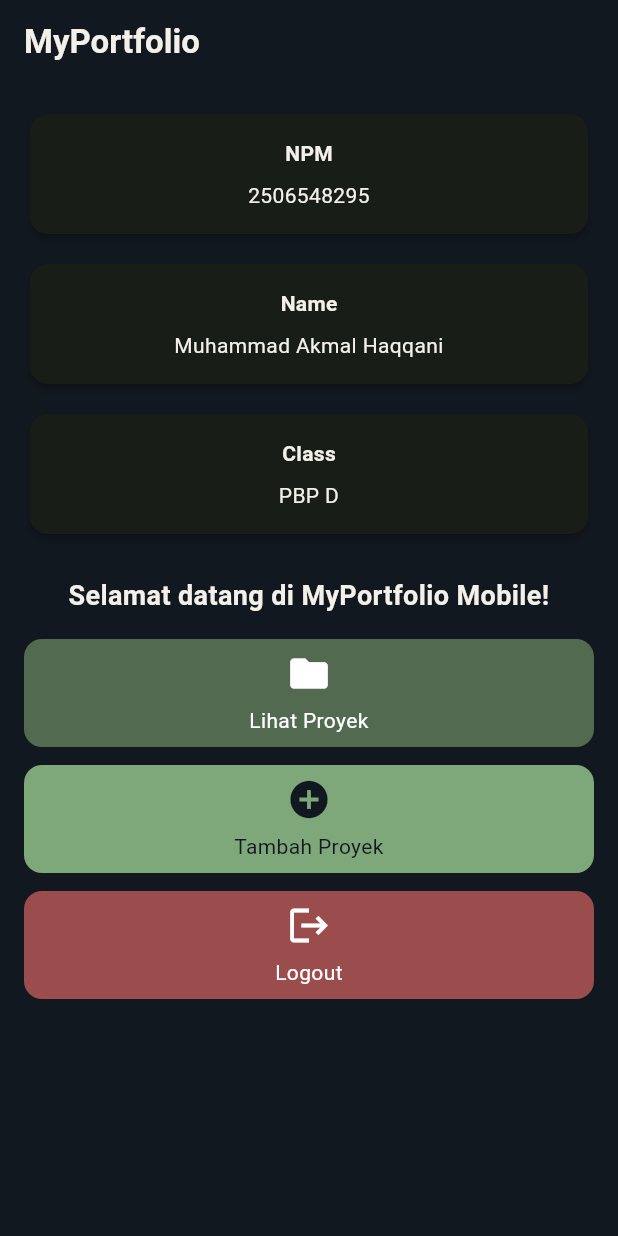
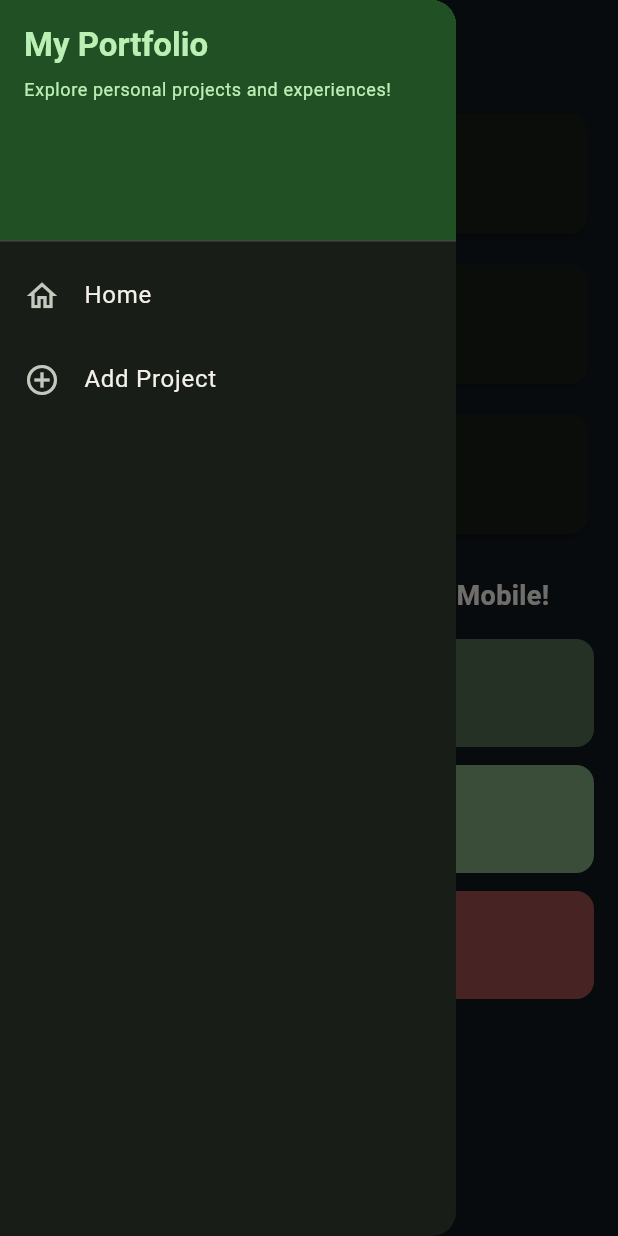
Before and after one commit to akmalhaqq/myportofolio_mobile, a Flutter app: the screen it shows after launch, with the side drawer open (before the commit the screen has no drawer), on a phone screen of 412 x 824 dp. Run offline on Flutter 3.47's test engine with Material 3 defaults, Android fonts, the phone set to English and light mode, and no system bars; our stand-ins replace material_ui.

Commit message:
feat: add project form and drawer navigation

```diff
--- a/lib/menu.dart
+++ b/lib/menu.dart
@@ -2,6 +2,7 @@ import 'package:material_ui/material_ui.dart';
 import 'package:myportofolio_mobile/models/item_homepage.dart';
 import 'package:myportofolio_mobile/widgets/info_card.dart';
 import 'package:myportofolio_mobile/widgets/item_card.dart';
+import 'package:myportofolio_mobile/widgets/left_drawer.dart';
 import 'package:myportofolio_mobile/widgets/project_preview.dart';
 
 class MyHomePage extends StatelessWidget {
@@ -38,7 +39,7 @@ class MyHomePage extends StatelessWidget {
           style: TextStyle(fontWeight: FontWeight.bold),
         ),
       ),
-
+      drawer: const LeftDrawer(),
       body: SafeArea(
         child: Padding(
           padding: const EdgeInsets.symmetric(horizontal: 16),
--- /dev/null
+++ b/lib/widgets/left_drawer.dart
@@ -0,0 +1,68 @@
+import 'package:material_ui/material_ui.dart';
+import 'package:myportofolio_mobile/menu.dart';
+import 'package:myportofolio_mobile/project_form.dart';
+
+class LeftDrawer extends StatelessWidget {
+  const LeftDrawer({super.key});
+
+  @override
+  Widget build(BuildContext context) {
+    final theme = Theme.of(context);
+
+    return Drawer(
+      child: ListView(
+        padding: EdgeInsets.zero,
+        children: [
+          DrawerHeader(
+            decoration: BoxDecoration(
+              color: theme.colorScheme.primaryContainer,
+            ),
+            child: Column(
+              crossAxisAlignment: CrossAxisAlignment.start,
+              children: [
+                Text(
+                  'My Portfolio',
+                  style: theme.textTheme.titleLarge?.copyWith(
+                    color: theme.colorScheme.onPrimaryContainer,
+                    fontWeight: FontWeight.bold,
+                  ),
+                ),
+                const SizedBox(height: 8),
+                Text(
+                  'Explore personal projects and experiences!',
+                  style: theme.textTheme.bodySmall?.copyWith(
+                    color: theme.colorScheme.onPrimaryContainer,
+                  ),
+                ),
+              ],
+            ),
+          ),
+          ListTile(
+            leading: const Icon(Icons.home_outlined),
+            title: const Text('Home'),
+            onTap: () {
+              final navigator = Navigator.of(context);
+              navigator.pop();
+              navigator.pushReplacement<void, void>(
+                MaterialPageRoute<void>(builder: (_) => const MyHomePage()),
+              );
+            },
+          ),
+          ListTile(
+            leading: const Icon(Icons.add_circle_outline),
+            title: const Text('Add Project'),
+            onTap: () {
+              final navigator = Navigator.of(context);
+              navigator.pop();
+              navigator.pushReplacement<void, void>(
+                MaterialPageRoute<void>(
+                  builder: (_) => const ProjectFormPage(),
+                ),
+              );
+            },
+          ),
+        ],
+      ),
+    );
+  }
+}
```
Also changed, not shown: lib/project_form.dart (added, +129 -0 lines).
